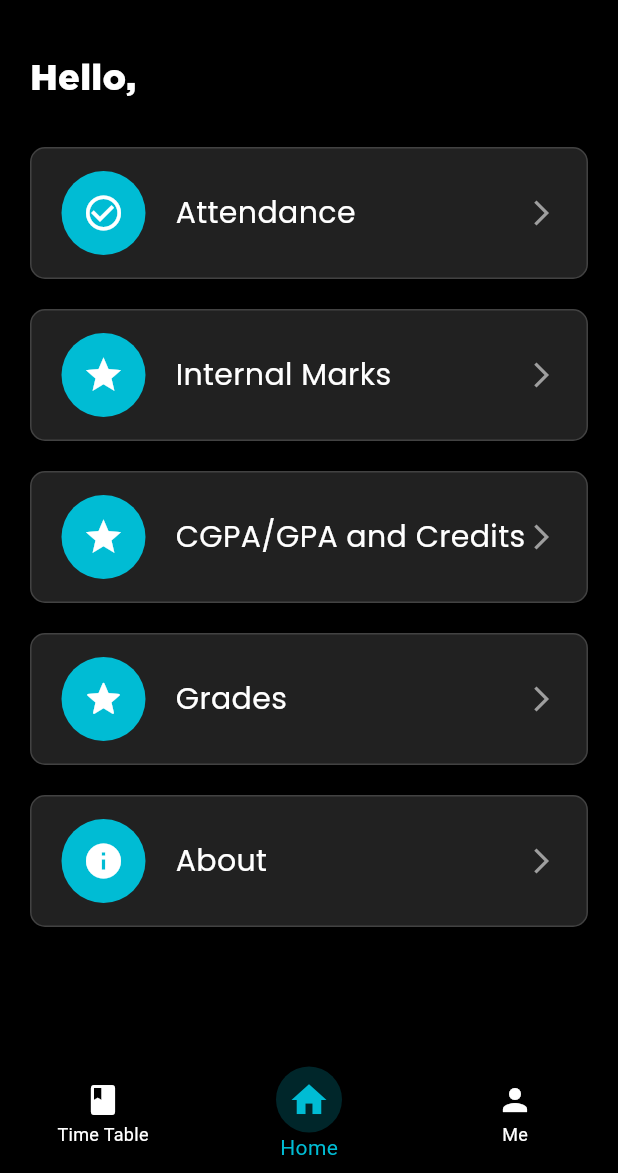
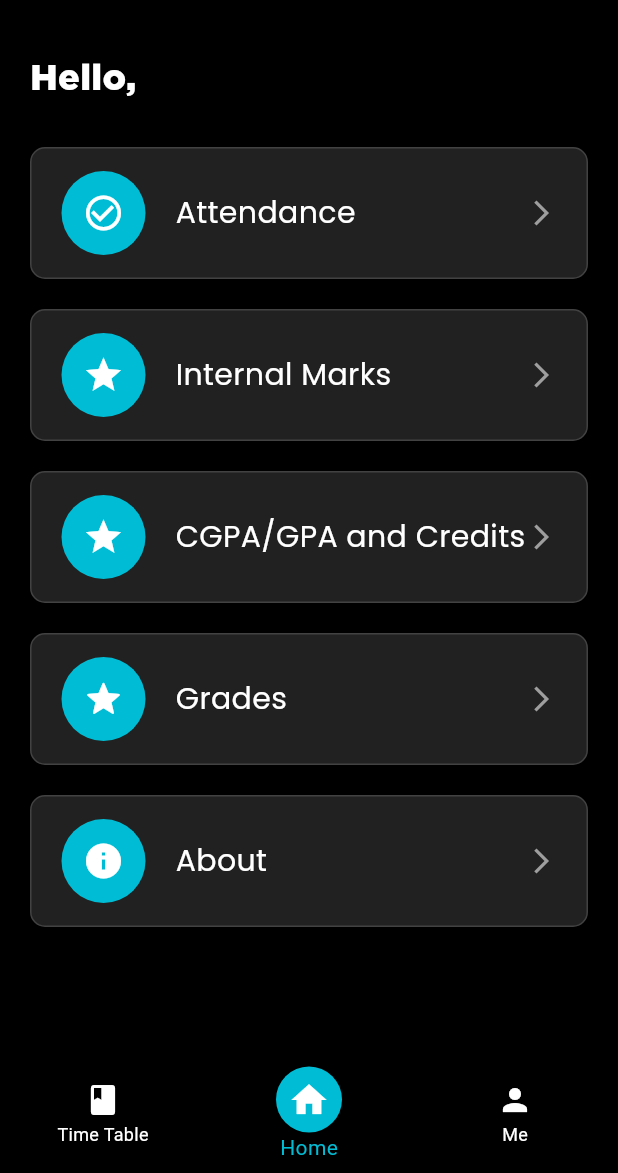
Before and after one commit to DK10WS/SLCM_APP, a Flutter app: the HomePage screen opened directly with empty values, on a phone screen of 412 x 824 dp, the part 63-1236 px from its top. Run offline on Flutter 3.47's test engine with Material 3 defaults, Android fonts, the phone set to English and light mode, and no system bars; our stand-ins replace shared_preferences; accounts and stored records are empty.

Commit message:
fixed bottombar in homepage

```diff
--- a/lib/home_page.dart
+++ b/lib/home_page.dart
@@ -214,9 +214,9 @@ class _CircularIconWrapper extends StatelessWidget {
       padding: const EdgeInsets.all(8),
       decoration: BoxDecoration(
         shape: BoxShape.circle,
-        color: Colors.cyan.withOpacity(0.2),
+        color: Colors.cyan,
       ),
-      child: Icon(icon, size: 28, color: Colors.cyan),
+      child: Icon(icon, size: 28, color: Colors.white),
     );
   }
 }
```
